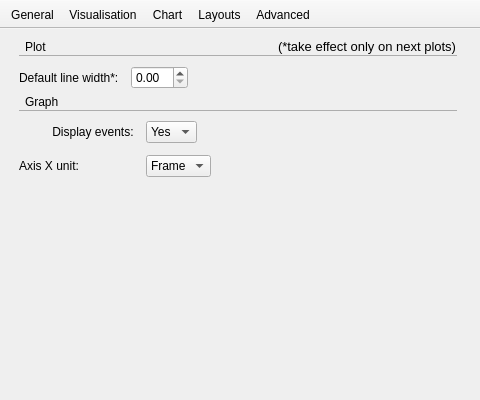
Biomechanical-ToolKit/BTKCore, file Tools/Mokka/Preferences_mac.ui: the form before one commit.
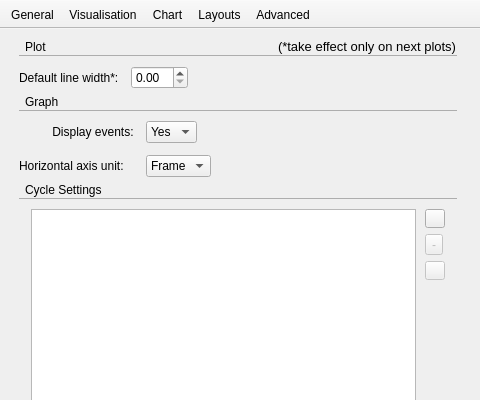
The form after the commit. The open tabs and pages were chosen to show the change. Icons and pictures are not drawn. Custom widgets are drawn as their Qt base class.

Commit message: [ENH] Mokka: New way to plot data by cycle into charts! Few features around the definition of a cycle is missing and still need to be implemeted.

```diff
--- a/Tools/Mokka/Preferences_mac.ui
+++ b/Tools/Mokka/Preferences_mac.ui
@@ -1580,7 +1580,7 @@
           <item row="1" column="0">
            <widget class="QLabel" name="label_27">
             <property name="text">
-             <string>Axis X unit:</string>
+             <string>Horizontal axis unit:</string>
             </property>
            </widget>
           </item>
@@ -1616,6 +1616,197 @@
         </item>
        </layout>
       </item>
+      <item>
+       <layout class="QVBoxLayout" name="cycleSettingsLayout">
+        <property name="spacing">
+         <number>0</number>
+        </property>
+        <item>
+         <layout class="QVBoxLayout" name="verticalLayout_24">
+          <property name="spacing">
+           <number>0</number>
+          </property>
+          <item>
+           <layout class="QHBoxLayout" name="horizontalLayout_27">
+            <property name="spacing">
+             <number>0</number>
+            </property>
+            <item>
+             <spacer name="horizontalSpacer_32">
+              <property name="orientation">
+               <enum>Qt::Horizontal</enum>
+              </property>
+              <property name="sizeType">
+               <enum>QSizePolicy::Fixed</enum>
+              </property>
+              <property name="sizeHint" stdset="0">
+               <size>
+                <width>6</width>
+                <height>1</height>
+               </size>
+              </property>
+             </spacer>
+            </item>
+            <item>
+             <widget class="QLabel" name="label_39">
+              <property name="font">
+               <font>
+                <weight>50</weight>
+                <bold>false</bold>
+               </font>
+              </property>
+              <property name="text">
+               <string>Cycle Settings</string>
+              </property>
+             </widget>
+            </item>
+            <item>
+             <spacer name="horizontalSpacer_34">
+              <property name="orientation">
+               <enum>Qt::Horizontal</enum>
+              </property>
+              <property name="sizeHint" stdset="0">
+               <size>
+                <width>40</width>
+                <height>1</height>
+               </size>
+              </property>
+             </spacer>
+            </item>
+           </layout>
+          </item>
+          <item>
+           <widget class="Line" name="line_15">
+            <property name="styleSheet">
+             <string notr="true">color: rgb(173,173,173);</string>
+            </property>
+            <property name="frameShadow">
+             <enum>QFrame::Plain</enum>
+            </property>
+            <property name="orientation">
+             <enum>Qt::Horizontal</enum>
+            </property>
+           </widget>
+          </item>
+         </layout>
+        </item>
+        <item>
+         <layout class="QHBoxLayout" name="horizontalLayout_23" stretch="1,0">
+          <property name="spacing">
+           <number>9</number>
+          </property>
+          <property name="leftMargin">
+           <number>12</number>
+          </property>
+          <property name="topMargin">
+           <number>9</number>
+          </property>
+          <property name="rightMargin">
+           <number>12</number>
+          </property>
+          <item>
+           <widget class="QListWidget" name="chartCycleSettingsList">
+            <property name="minimumSize">
+             <size>
+              <width>0</width>
+              <height>200</height>
+             </size>
+            </property>
+            <property name="alternatingRowColors">
+             <bool>true</bool>
+            </property>
+           </widget>
+          </item>
+          <item>
+           <layout class="QVBoxLayout" name="verticalLayout_4">
+            <property name="spacing">
+             <number>6</number>
+            </property>
+            <item>
+             <widget class="QToolButton" name="addChartCycleButton">
+              <property name="toolTip">
+               <string>Add one cycle setting</string>
+              </property>
+              <property name="text">
+               <string/>
+              </property>
+              <property name="icon">
+               <iconset resource="images.qrc">
+                <normaloff>:/Resources/Images/add.png</normaloff>:/Resources/Images/add.png</iconset>
+              </property>
+              <property name="iconSize">
+               <size>
+                <width>12</width>
+                <height>12</height>
+               </size>
+              </property>
+             </widget>
+            </item>
+            <item>
+             <widget class="QToolButton" name="removeChartCycleButton">
+              <property name="enabled">
+               <bool>false</bool>
+              </property>
+              <property name="toolTip">
+               <string>Remove selected cycle setting</string>
+              </property>
+              <property name="text">
+               <string>-</string>
+              </property>
+              <property name="icon">
+               <iconset resource="images.qrc">
+                <normaloff>:/Resources/Images/delete.png</normaloff>:/Resources/Images/delete.png</iconset>
+              </property>
+              <property name="iconSize">
+               <size>
+                <width>12</width>
+                <height>12</height>
+               </size>
+              </property>
+             </widget>
+            </item>
+            <item>
+             <widget class="QToolButton" name="editChartCycleButton">
+              <property name="enabled">
+               <bool>false</bool>
+              </property>
+              <property name="toolTip">
+               <string>Edit selected cycle setting</string>
+              </property>
+              <property name="text">
+               <string/>
+              </property>
+              <property name="icon">
+               <iconset resource="images.qrc">
+                <normaloff>:/Resources/Images/edit-bw.png</normaloff>:/Resources/Images/edit-bw.png</iconset>
+              </property>
+              <property name="iconSize">
+               <size>
+                <width>12</width>
+                <height>12</height>
+               </size>
+              </property>
+             </widget>
+            </item>
+            <item>
+             <spacer name="horizontalSpacer_35">
+              <property name="orientation">
+               <enum>Qt::Vertical</enum>
+              </property>
+              <property name="sizeHint" stdset="0">
+               <size>
+                <width>10</width>
+                <height>40</height>
+               </size>
+              </property>
+             </spacer>
+            </item>
+           </layout>
+          </item>
+         </layout>
+        </item>
+       </layout>
+      </item>
       <item>
        <spacer name="verticalSpacer_5">
         <property name="orientation">
@@ -1624,7 +1815,7 @@
         <property name="sizeHint" stdset="0">
          <size>
           <width>20</width>
-          <height>260</height>
+          <height>200</height>
          </size>
         </property>
        </spacer>
```
Left out of the diff: 2 changed lines with no effect on the pictures. The commit also changes 33 other files.
